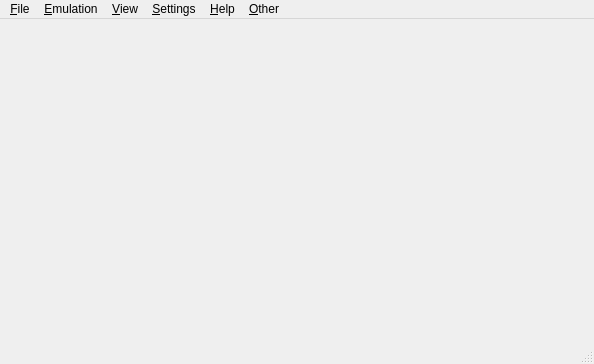
First picture: the form in src/m64py/ui/mainwindow.ui, repository AlphaGriffin/mupen64plus-ui-python, before the edit.
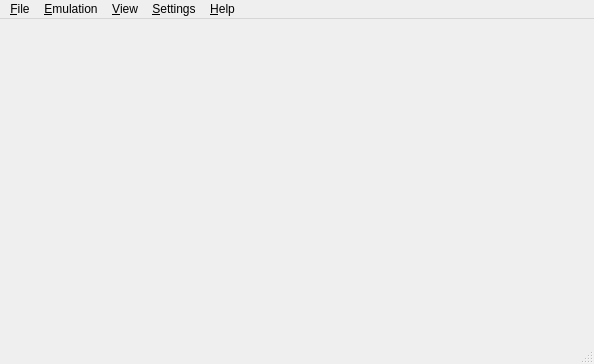
Second picture: the form after the edit. Icons and pictures are not drawn.

Commit message: good fixin's

The edit to the form file:
```diff
--- a/src/m64py/ui/mainwindow.ui
+++ b/src/m64py/ui/mainwindow.ui
@@ -156,18 +156,11 @@
     <addaction name="separator"/>
     <addaction name="actionFullscreen"/>
    </widget>
-   <widget class="QMenu" name="menuAlphagriffin">
-    <property name="title">
-     <string>&amp;Other</string>
-    </property>
-    <addaction name="actionPad_Graph"/>
-   </widget>
    <addaction name="menuFile"/>
    <addaction name="menuEmulation"/>
    <addaction name="menuView"/>
    <addaction name="menuSettings"/>
    <addaction name="menuHelp"/>
-   <addaction name="menuAlphagriffin"/>
   </widget>
   <widget class="QStatusBar" name="statusbar">
    <property name="styleSheet">
```
Left out of the diff: 6 changed lines with no effect on the pictures. The commit also changes 1 other file.
